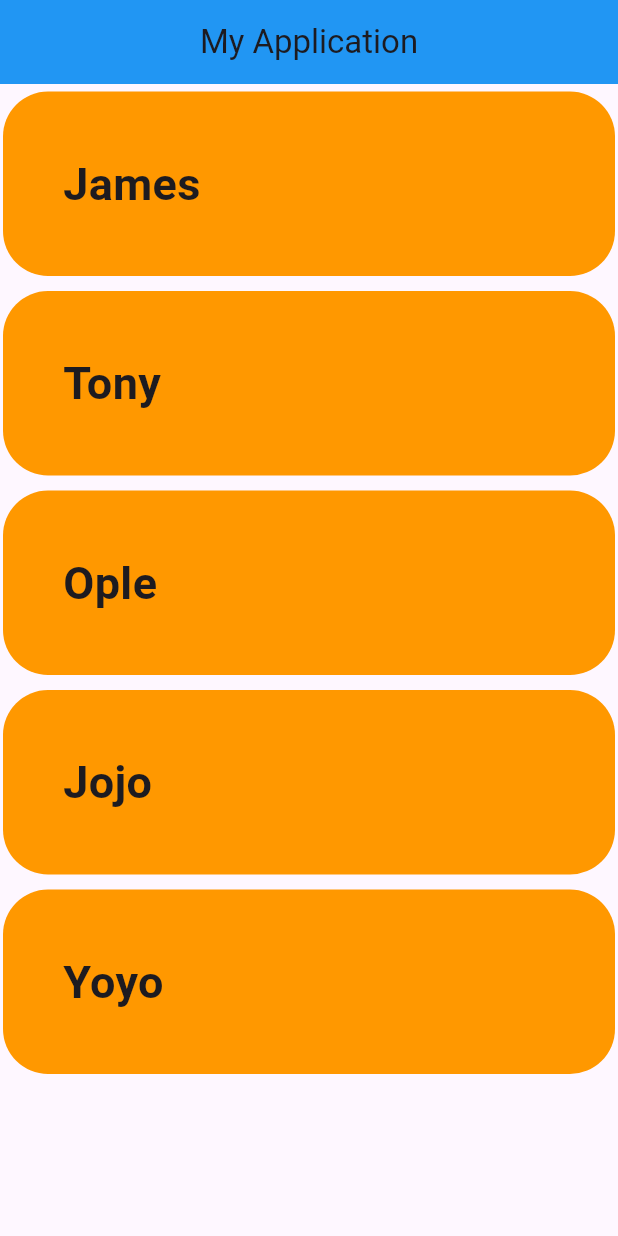
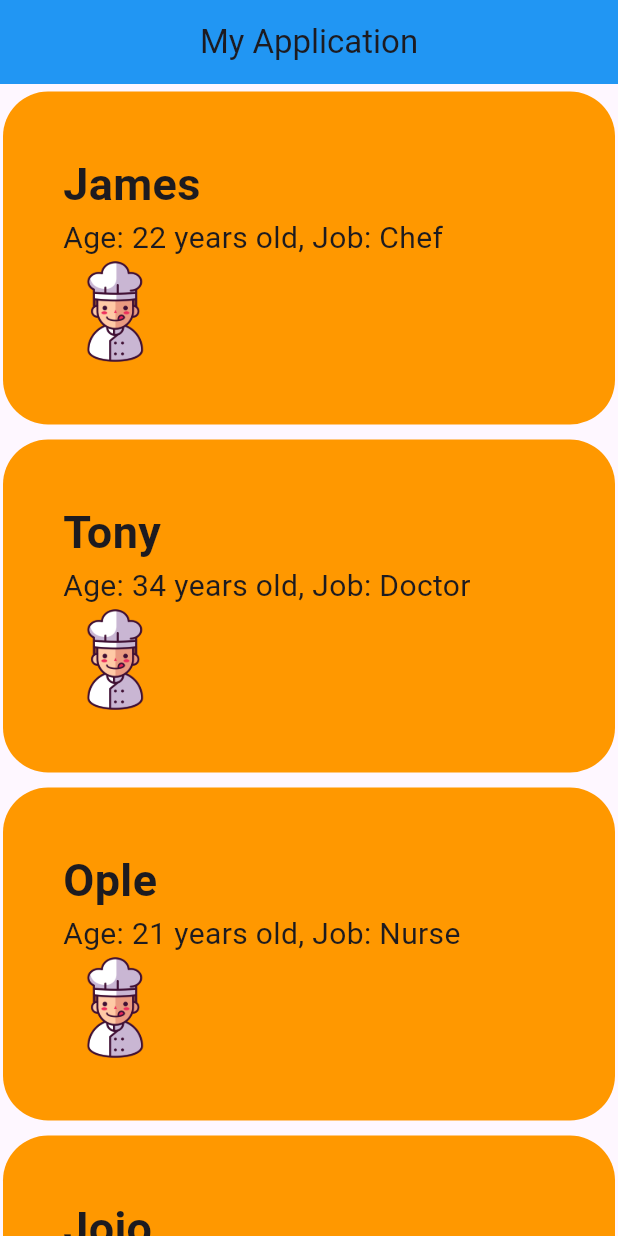
Before and after one commit to James28Dev/flutter-person-registry-kongruksiam-course, a Flutter app: the screen it shows after launch, on a phone screen of 412 x 824 dp. Run offline on Flutter 3.47's test engine with Material 3 defaults, Android fonts, the phone set to English and light mode, and no system bars.

Commit message:
Update the item screen to display additional details, including age, job, and a profile image within a Row and Column layout.

```diff
--- a/person_registry_app/lib/screens/item.dart
+++ b/person_registry_app/lib/screens/item.dart
@@ -22,9 +22,24 @@ class _ItemState extends State<Item> {
           ),
           margin: EdgeInsets.symmetric(horizontal: 2, vertical: 5),
           padding: EdgeInsets.all(40),
-          child: Text(
-            data[index].name,
-            style: TextStyle(fontSize: 30, fontWeight: FontWeight.bold),
+          child: Row(
+            mainAxisAlignment: MainAxisAlignment.spaceBetween,
+            children: [
+              Column(
+                crossAxisAlignment: CrossAxisAlignment.start,
+                children: [
+                  Text(
+                    data[index].name,
+                    style: TextStyle(fontSize: 30, fontWeight: FontWeight.bold),
+                  ),
+                  Text(
+                    "Age: ${data[index].age} years old, Job: ${data[index].job}",
+                    style: TextStyle(fontSize: 20),
+                  ),
+                  Image.asset("assets/images/pic1.png", width: 70, height: 70),
+                ],
+              ),
+            ],
           ),
         );
       },
```
